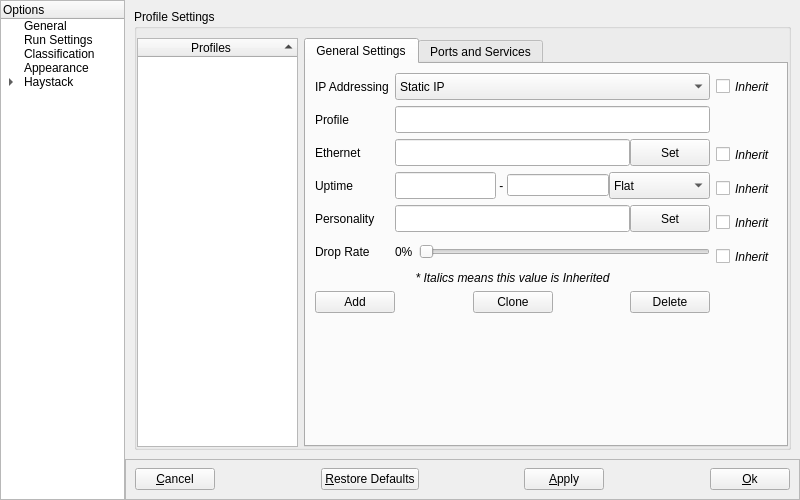
This is NovaGUI/UI/novaconfig.ui in altf4/Nova as Qt 5 draws it before an edit. The edited form follows.
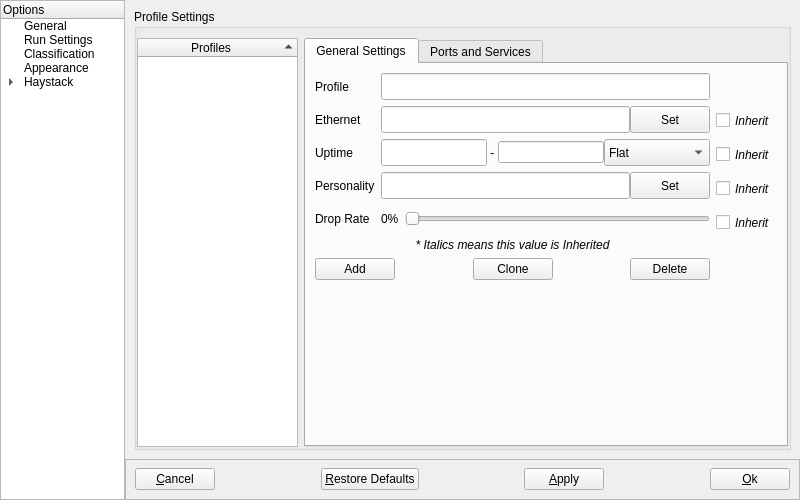
This is the edited form. The open tabs and pages were chosen to show the change.

Diff of the .ui file:
```diff
--- a/NovaGUI/UI/novaconfig.ui
+++ b/NovaGUI/UI/novaconfig.ui
@@ -1758,56 +1758,6 @@
                     <number>6</number>
                    </property>
                    <item row="0" column="0">
-                    <widget class="QLabel" name="IPModeLabel">
-                     <property name="minimumSize">
-                      <size>
-                       <width>0</width>
-                       <height>27</height>
-                      </size>
-                     </property>
-                     <property name="maximumSize">
-                      <size>
-                       <width>16777215</width>
-                       <height>27</height>
-                      </size>
-                     </property>
-                     <property name="text">
-                      <string>IP Addressing</string>
-                     </property>
-                    </widget>
-                   </item>
-                   <item row="0" column="1">
-                    <widget class="QComboBox" name="dhcpComboBox">
-                     <property name="minimumSize">
-                      <size>
-                       <width>0</width>
-                       <height>27</height>
-                      </size>
-                     </property>
-                     <property name="maximumSize">
-                      <size>
-                       <width>16777215</width>
-                       <height>27</height>
-                      </size>
-                     </property>
-                     <item>
-                      <property name="text">
-                       <string>Static IP</string>
-                      </property>
-                     </item>
-                     <item>
-                      <property name="text">
-                       <string>DHCP - Static MAC</string>
-                      </property>
-                     </item>
-                     <item>
-                      <property name="text">
-                       <string>DHCP - Random MAC</string>
-                      </property>
-                     </item>
-                    </widget>
-                   </item>
-                   <item row="1" column="0">
                     <widget class="QLabel" name="profileLabel">
                      <property name="minimumSize">
                       <size>
@@ -1829,7 +1779,7 @@
                      </property>
                     </widget>
                    </item>
-                   <item row="1" column="1">
+                   <item row="0" column="1">
                     <widget class="QLineEdit" name="profileEdit">
                      <property name="minimumSize">
                       <size>
@@ -1845,7 +1795,7 @@
                      </property>
                     </widget>
                    </item>
-                   <item row="2" column="0">
+                   <item row="1" column="0">
                     <widget class="QLabel" name="ethernetLabel">
                      <property name="minimumSize">
                       <size>
@@ -1867,7 +1817,7 @@
                      </property>
                     </widget>
                    </item>
-                   <item row="2" column="1">
+                   <item row="1" column="1">
                     <layout class="QHBoxLayout" name="ethernetForm">
                      <property name="spacing">
                       <number>0</number>
@@ -1912,7 +1862,7 @@
                      </item>
                     </layout>
                    </item>
-                   <item row="3" column="0">
+                   <item row="2" column="0">
                     <widget class="QLabel" name="uptimeLabel">
                      <property name="minimumSize">
                       <size>
@@ -1934,7 +1884,7 @@
                      </property>
                     </widget>
                    </item>
-                   <item row="3" column="1">
+                   <item row="2" column="1">
                     <layout class="QHBoxLayout" name="uptimeForm" stretch="25,1,25,25">
                      <property name="spacing">
                       <number>0</number>
@@ -1999,7 +1949,7 @@
                      </item>
                     </layout>
                    </item>
-                   <item row="4" column="0">
+                   <item row="3" column="0">
                     <widget class="QLabel" name="personalityLabel">
                      <property name="minimumSize">
                       <size>
@@ -2021,7 +1971,7 @@
                      </property>
                     </widget>
                    </item>
-                   <item row="4" column="1">
+                   <item row="3" column="1">
                     <layout class="QHBoxLayout" name="personalityForm">
                      <property name="spacing">
                       <number>0</number>
@@ -2066,7 +2016,7 @@
                      </item>
                     </layout>
                    </item>
-                   <item row="5" column="0">
+                   <item row="4" column="0">
                     <widget class="QLabel" name="dropRateLabel">
                      <property name="sizePolicy">
                       <sizepolicy hsizetype="Preferred" vsizetype="Fixed">
@@ -2094,7 +2044,7 @@
                      </property>
                     </widget>
                    </item>
-                   <item row="5" column="1">
+                   <item row="4" column="1">
                     <layout class="QHBoxLayout" name="horizontalLayout_2">
                      <item>
                       <widget class="QLabel" name="dropRateSetting">
@@ -2145,7 +2095,7 @@
                      </item>
                     </layout>
                    </item>
-                   <item row="6" column="0" colspan="2">
+                   <item row="5" column="0" colspan="2">
                     <widget class="QLabel" name="label">
                      <property name="font">
                       <font>
@@ -2160,7 +2110,7 @@
                      </property>
                     </widget>
                    </item>
-                   <item row="7" column="0" colspan="2">
+                   <item row="6" column="0" colspan="2">
                     <layout class="QHBoxLayout" name="horizontalLayout_8">
                      <property name="spacing">
                       <number>0</number>
@@ -2224,31 +2174,7 @@
                    <property name="verticalSpacing">
                     <number>7</number>
                    </property>
-                   <item row="0" column="0">
-                    <widget class="QCheckBox" name="ipModeCheckBox">
-                     <property name="minimumSize">
-                      <size>
-                       <width>0</width>
-                       <height>27</height>
-                      </size>
-                     </property>
-                     <property name="maximumSize">
-                      <size>
-                       <width>16777215</width>
-                       <height>27</height>
-                      </size>
-                     </property>
-                     <property name="font">
-                      <font>
-                       <italic>true</italic>
-                      </font>
-                     </property>
-                     <property name="text">
-                      <string>Inherit</string>
-                     </property>
-                    </widget>
-                   </item>
-                   <item row="1" column="0" colspan="2">
+                   <item row="0" column="0" colspan="2">
                     <spacer name="inheritSpacer">
                      <property name="orientation">
                       <enum>Qt::Vertical</enum>
@@ -2264,7 +2190,7 @@
                      </property>
                     </spacer>
                    </item>
-                   <item row="2" column="0">
+                   <item row="1" column="0">
                     <widget class="QCheckBox" name="ethernetCheckBox">
                      <property name="minimumSize">
                       <size>
@@ -2288,7 +2214,7 @@
                      </property>
                     </widget>
                    </item>
-                   <item row="3" column="0">
+                   <item row="2" column="0">
                     <widget class="QCheckBox" name="uptimeCheckBox">
                      <property name="minimumSize">
                       <size>
@@ -2312,7 +2238,7 @@
                      </property>
                     </widget>
                    </item>
-                   <item row="4" column="0">
+                   <item row="3" column="0">
                     <widget class="QCheckBox" name="personalityCheckBox">
                      <property name="minimumSize">
                       <size>
@@ -2336,7 +2262,7 @@
                      </property>
                     </widget>
                    </item>
-                   <item row="5" column="0">
+                   <item row="4" column="0">
                     <widget class="QCheckBox" name="dropRateCheckBox">
                      <property name="minimumSize">
                       <size>
```
Left out of the diff: 4 changed lines with no effect on the pictures.
